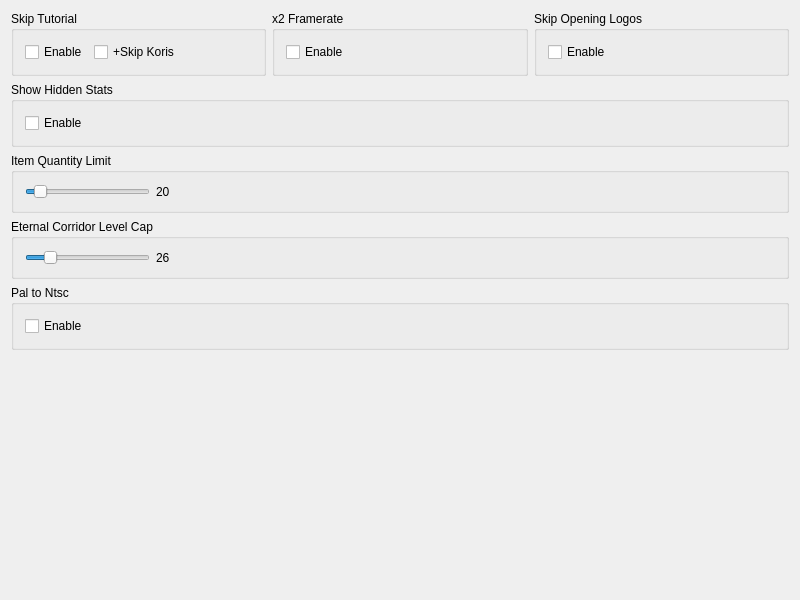
The window that src/FrontendQt/AddonsWidget.ui (Meos4/Jade-Cocoon-Randomizer) describes before a commit, drawn with Qt 5.
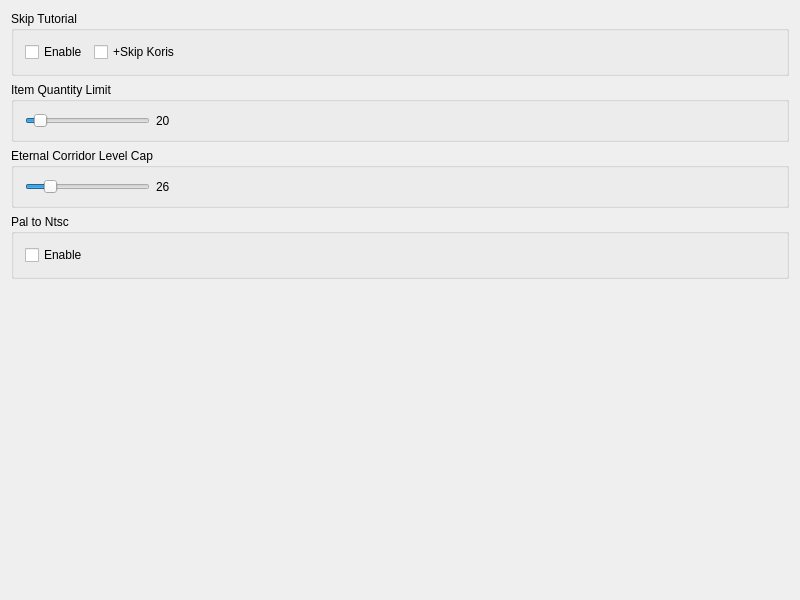
The same window after the commit.

Patch:
```diff
--- a/src/FrontendQt/AddonsWidget.ui
+++ b/src/FrontendQt/AddonsWidget.ui
@@ -14,7 +14,7 @@
    <string>AddonsWidget</string>
   </property>
   <layout class="QGridLayout" name="gridLayout">
-   <item row="4" column="0">
+   <item row="3" column="0">
     <widget class="QGroupBox" name="palToNtscBox">
      <property name="title">
       <string>Pal to Ntsc</string>
@@ -33,7 +33,7 @@
      </layout>
     </widget>
    </item>
-   <item row="2" column="0">
+   <item row="1" column="0">
     <widget class="QGroupBox" name="itemQuantityLimitBox">
      <property name="title">
       <string>Item Quantity Limit</string>
@@ -77,23 +77,7 @@
      </layout>
     </widget>
    </item>
-   <item row="1" column="0">
-    <widget class="QGroupBox" name="showHiddenStatsBox">
-     <property name="title">
-      <string>Show Hidden Stats</string>
-     </property>
-     <layout class="QVBoxLayout" name="verticalLayout">
-      <item>
-       <widget class="QCheckBox" name="showHiddenStatsEnable">
-        <property name="text">
-         <string>Enable</string>
-        </property>
-       </widget>
-      </item>
-     </layout>
-    </widget>
-   </item>
-   <item row="7" column="0">
+   <item row="4" column="0">
     <spacer name="verticalSpacer">
      <property name="orientation">
       <enum>Qt::Vertical</enum>
@@ -107,17 +91,6 @@
     </spacer>
    </item>
    <item row="0" column="0">
-    <layout class="QHBoxLayout" name="fastLayout" stretch="1,1,1">
-     <property name="spacing">
-      <number>6</number>
-     </property>
-     <property name="leftMargin">
-      <number>0</number>
-     </property>
-     <property name="bottomMargin">
-      <number>0</number>
-     </property>
-     <item>
       <widget class="QGroupBox" name="skipTutorialBox">
        <property name="minimumSize">
         <size>
@@ -161,44 +134,7 @@
        </layout>
       </widget>
      </item>
-     <item>
-      <widget class="QGroupBox" name="x2FramerateBox">
-       <property name="title">
-        <string>x2 Framerate</string>
-       </property>
-       <layout class="QVBoxLayout" name="verticalLayout_4">
-        <item>
-         <widget class="QCheckBox" name="x2FramerateEnable">
-          <property name="toolTip">
-           <string/>
-          </property>
-          <property name="text">
-           <string>Enable</string>
-          </property>
-         </widget>
-        </item>
-       </layout>
-      </widget>
-     </item>
-     <item>
-      <widget class="QGroupBox" name="skipOpeningLogosBox">
-       <property name="title">
-        <string>Skip Opening Logos</string>
-       </property>
-       <layout class="QVBoxLayout" name="verticalLayout_5">
-        <item>
-         <widget class="QCheckBox" name="skipOpeningLogosEnable">
-          <property name="text">
-           <string>Enable</string>
-          </property>
-         </widget>
-        </item>
-       </layout>
-      </widget>
-     </item>
-    </layout>
-   </item>
-   <item row="3" column="0">
+   <item row="2" column="0">
     <widget class="QGroupBox" name="eternalCorridorLevelCapBox">
      <property name="title">
       <string>Eternal Corridor Level Cap</string>
```
Lines whose indentation alone changed are shown as unchanged.
